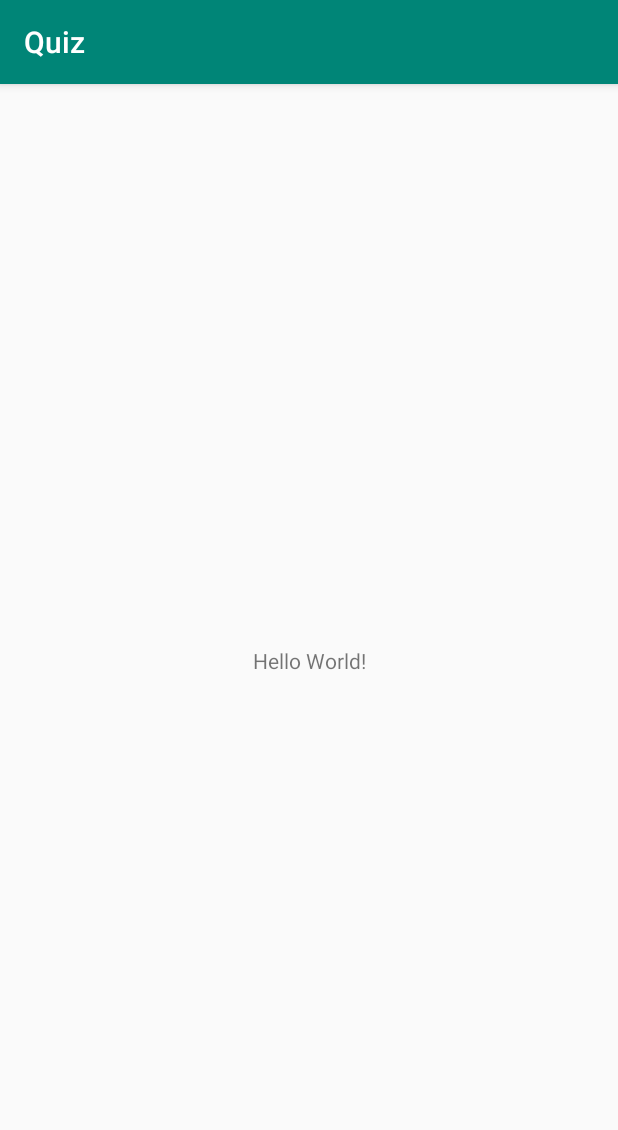
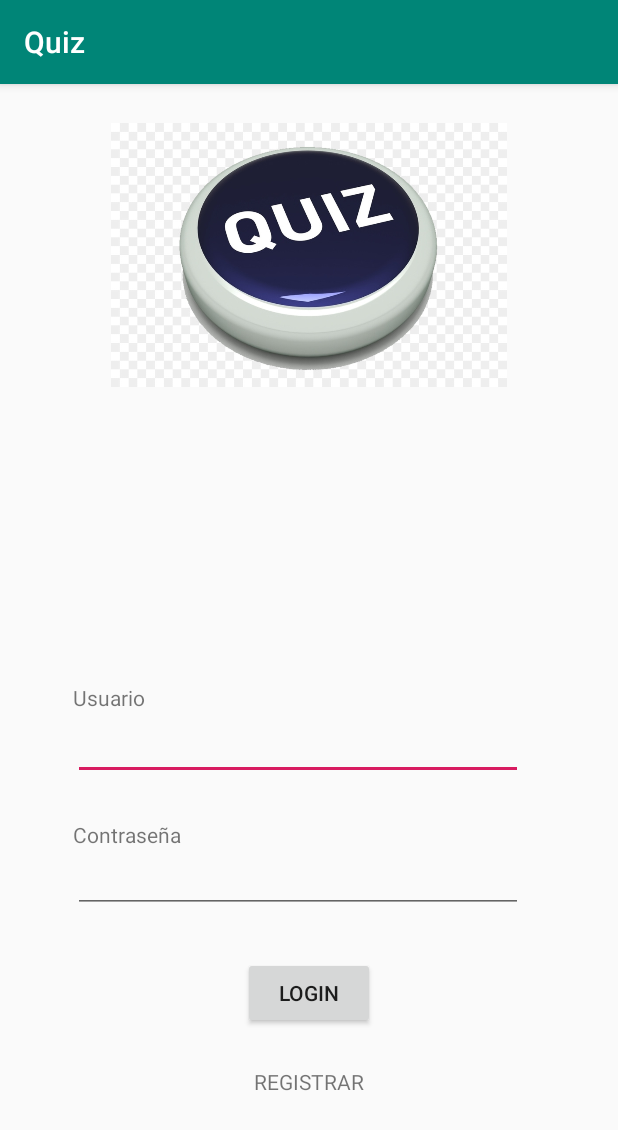
Before and after one commit to luiisgallego/MII_GIDW_1819, an Android app: the screen it shows after launch (MainActivity), on a phone screen of 412 x 824 dp. Shown: the top 1130 px of the screen. Run offline under Robolectric (Android 15) with nearby library versions, the phone set to English and light mode, and no system bars.

Commit message:
basic grid

```diff
--- a/APP/app/build.gradle
+++ b/APP/app/build.gradle
@@ -4,7 +4,7 @@ android {
     compileSdkVersion 28
     defaultConfig {
         applicationId "com.gidw.luis.quiz"
-        minSdkVersion 14
+        minSdkVersion 21
         targetSdkVersion 28
         versionCode 1
         versionName "1.0"
@@ -25,4 +25,5 @@ dependencies {
     testImplementation 'junit:junit:4.12'
     androidTestImplementation 'com.android.support.test:runner:1.0.2'
     androidTestImplementation 'com.android.support.test.espresso:espresso-core:3.0.2'
+    implementation 'com.android.support:design:28.0.0'
 }
--- a/APP/app/src/main/AndroidManifest.xml
+++ b/APP/app/src/main/AndroidManifest.xml
@@ -16,6 +16,9 @@
                 <category android:name="android.intent.category.LAUNCHER" />
             </intent-filter>
         </activity>
+        <activity android:name=".LevelsActivity"></activity>
+        <activity android:name=".ReadyActivity"></activity>
+        <activity android:name=".TestActivity"></activity>
     </application>
 
 </manifest>
--- a/APP/app/src/main/java/com/gidw/luis/quiz/MainActivity.java
+++ b/APP/app/src/main/java/com/gidw/luis/quiz/MainActivity.java
@@ -2,12 +2,60 @@ package com.gidw.luis.quiz;
 
 import android.support.v7.app.AppCompatActivity;
 import android.os.Bundle;
+import android.text.Editable;
+import android.view.View;
+import android.widget.EditText;
+import android.widget.Button;
+import android.content.Intent;
 
 public class MainActivity extends AppCompatActivity {
 
+    // Método inicial para el login
     @Override
     protected void onCreate(Bundle savedInstanceState) {
         super.onCreate(savedInstanceState);
         setContentView(R.layout.activity_main);
+
+        // Declaramos los campos editables y el botón
+        final EditText usuario = (EditText) findViewById(R.id.mainEditUsuario);
+        final EditText password = (EditText) findViewById(R.id.mainEditPass);
+        final Button boton = (Button) findViewById(R.id.mainButtonLogin);
+
+        // Funcionalidad para cuando pulsamos el botón
+        boton.setOnClickListener(new View.OnClickListener() {
+            @Override
+            public void onClick(View v) {
+
+                if( compruebaPassword(usuario.getText(), password.getText()) ) {
+
+                    // Creamos e iniciamos la nueva actividad
+                    Intent mainIntent = new Intent(MainActivity.this, LevelsActivity.class);
+                    startActivity(mainIntent);
+
+                } else {
+                    // Limpiamos los campos si no son correctos
+                    usuario.setText("");
+                    password.setText("");
+                }
+
+            }
+        });
+    } // Fin onCreate()
+
+    private boolean compruebaPassword(Editable usuario, Editable password) {
+        // Añadir valores
+        return (usuario.toString().equals("") && password.toString().equals(""));
+    }
+
+    // Para cuando la actividad vuelve a ser mostrada
+    @Override
+    protected void onRestart() {
+        super.onRestart();
+
+        final EditText usuario = (EditText) findViewById(R.id.mainEditUsuario);
+        final EditText password = (EditText) findViewById(R.id.mainEditPass);
+
+        usuario.setText("");
+        password.setText("");
     }
 }
--- a/APP/app/src/main/res/layout/activity_main.xml
+++ b/APP/app/src/main/res/layout/activity_main.xml
@@ -1,18 +1,78 @@
 <?xml version="1.0" encoding="utf-8"?>
-<android.support.constraint.ConstraintLayout xmlns:android="http://schemas.android.com/apk/res/android"
+<RelativeLayout xmlns:android="http://schemas.android.com/apk/res/android"
     xmlns:app="http://schemas.android.com/apk/res-auto"
     xmlns:tools="http://schemas.android.com/tools"
     android:layout_width="match_parent"
     android:layout_height="match_parent"
     tools:context=".MainActivity">
 
+    <ImageView
+        android:id="@+id/mainLogo"
+        android:layout_width="264dp"
+        android:layout_height="228dp"
+        android:layout_alignParentTop="true"
+        android:layout_centerHorizontal="true"
+        android:layout_marginTop="0dp"
+        app:srcCompat="@drawable/quiz_logo" />
+
     <TextView
+        android:id="@+id/mainTextUsuario"
         android:layout_width="wrap_content"
         android:layout_height="wrap_content"
-        android:text="Hello World!"
-        app:layout_constraintBottom_toBottomOf="parent"
-        app:layout_constraintLeft_toLeftOf="parent"
-        app:layout_constraintRight_toRightOf="parent"
-        app:layout_constraintTop_toTopOf="parent" />
+        android:layout_alignStart="@+id/mainLogo"
+        android:layout_alignParentBottom="true"
+        android:layout_marginStart="-25dp"
+        android:layout_marginBottom="349dp"
+        android:text="@string/mainTextUsuario" />
 
-</android.support.constraint.ConstraintLayout>
+    <EditText
+        android:id="@+id/mainEditUsuario"
+        android:layout_width="300dp"
+        android:layout_height="wrap_content"
+        android:layout_alignStart="@+id/mainLogo"
+        android:layout_alignParentBottom="true"
+        android:layout_marginStart="-25dp"
+        android:layout_marginBottom="304dp"
+        android:ems="10"
+        android:inputType="textPersonName" />
+
+    <TextView
+        android:id="@+id/mainTextPass"
+        android:layout_width="wrap_content"
+        android:layout_height="wrap_content"
+        android:layout_alignStart="@+id/mainLogo"
+        android:layout_alignParentBottom="true"
+        android:layout_marginStart="-25dp"
+        android:layout_marginBottom="258dp"
+        android:text="@string/mainTextPass" />
+
+    <EditText
+        android:id="@+id/mainEditPass"
+        android:layout_width="300dp"
+        android:layout_height="wrap_content"
+        android:layout_alignStart="@+id/mainLogo"
+        android:layout_alignParentBottom="true"
+        android:layout_marginStart="-25dp"
+        android:layout_marginBottom="215dp"
+        android:ems="10"
+        android:inputType="textPersonName" />
+
+    <Button
+        android:id="@+id/mainButtonLogin"
+        android:layout_width="wrap_content"
+        android:layout_height="wrap_content"
+        android:layout_alignParentBottom="true"
+        android:layout_centerHorizontal="true"
+        android:layout_marginBottom="138dp"
+        android:text="@string/mainButtonLogin" />
+
+    <TextView
+        android:id="@+id/mainTextRegistrar"
+        android:layout_width="wrap_content"
+        android:layout_height="wrap_content"
+        android:layout_alignParentBottom="true"
+        android:layout_centerHorizontal="true"
+        android:layout_marginBottom="93dp"
+        android:text="@string/mainTextRegistrar" />
+
+</RelativeLayout>
```
Also changed, not shown: APP/app/src/main/java/com/gidw/luis/quiz/LevelsActivity.java (added, +60 -0 lines), APP/app/src/main/java/com/gidw/luis/quiz/ReadyActivity.java (added, +42 -0 lines), APP/app/src/main/java/com/gidw/luis/quiz/TestActivity.java (added, +13 -0 lines), APP/app/src/main/res/layout/activity_levels.xml (added, +160 -0 lines), APP/app/src/main/res/layout/activity_ready.xml (added, +19 -0 lines), APP/app/src/main/res/layout/activity_test.xml (added, +9 -0 lines), APP/app/src/main/res/values/strings.xml (+32 -0 lines), APP/app/src/main/res/drawable/quiz_logo.jpg (added).
